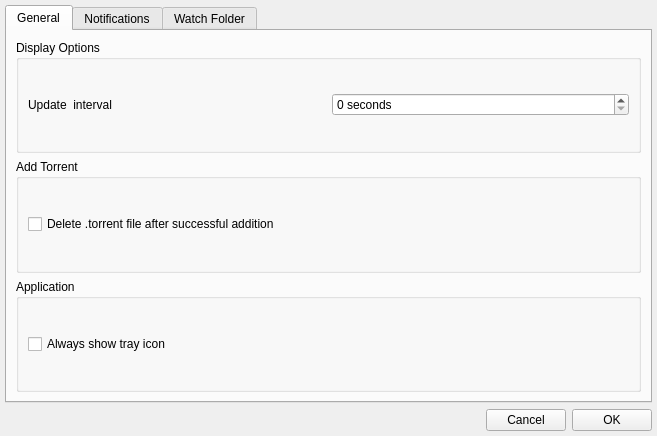
Qt form appsettings.ui (mveinot/transmission-control) before a commit.
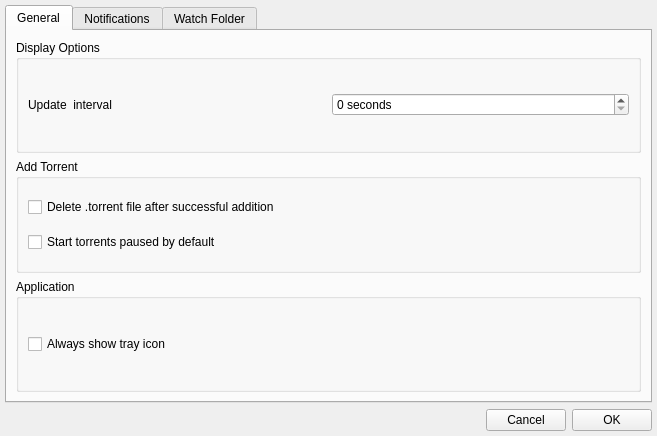
The same form after that commit.

Commit message: Add "Start paused" toggle in settings dialog

Patch:
```diff
--- a/appsettings.ui
+++ b/appsettings.ui
@@ -86,6 +86,16 @@
                 </property>
                </widget>
               </item>
+              <item row="1" column="0">
+               <widget class="QCheckBox" name="startTorrentPaused">
+                <property name="toolTip">
+                 <string>Use paused as the default state in the Add Torrent dialog</string>
+                </property>
+                <property name="text">
+                 <string>Start torrents paused by default</string>
+                </property>
+               </widget>
+              </item>
              </layout>
             </item>
            </layout>
```
The commit also changes 3 other files.
